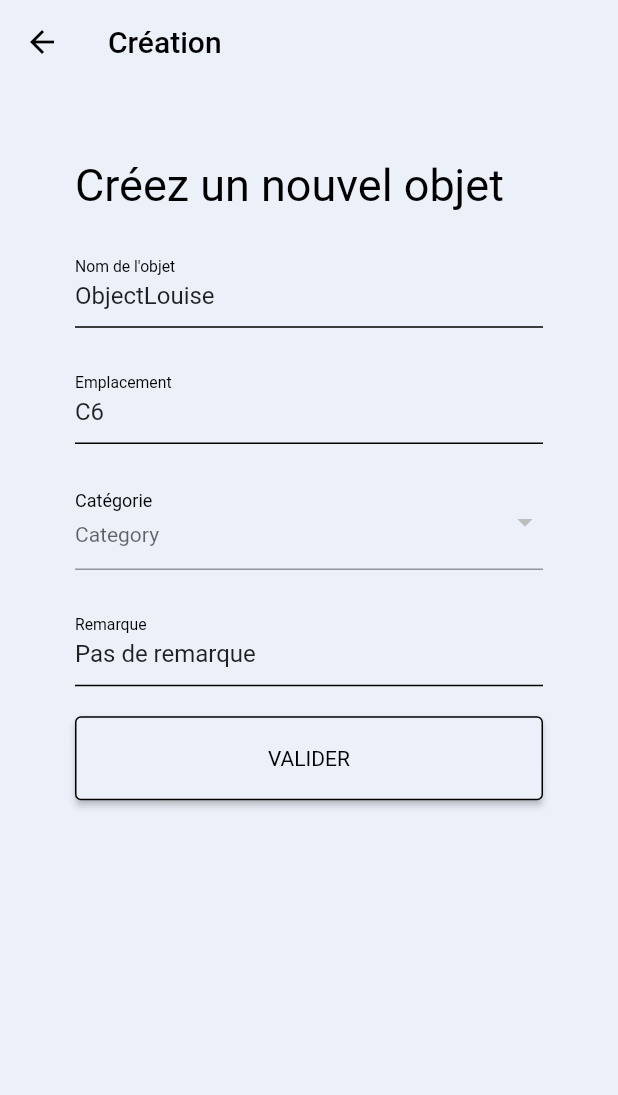
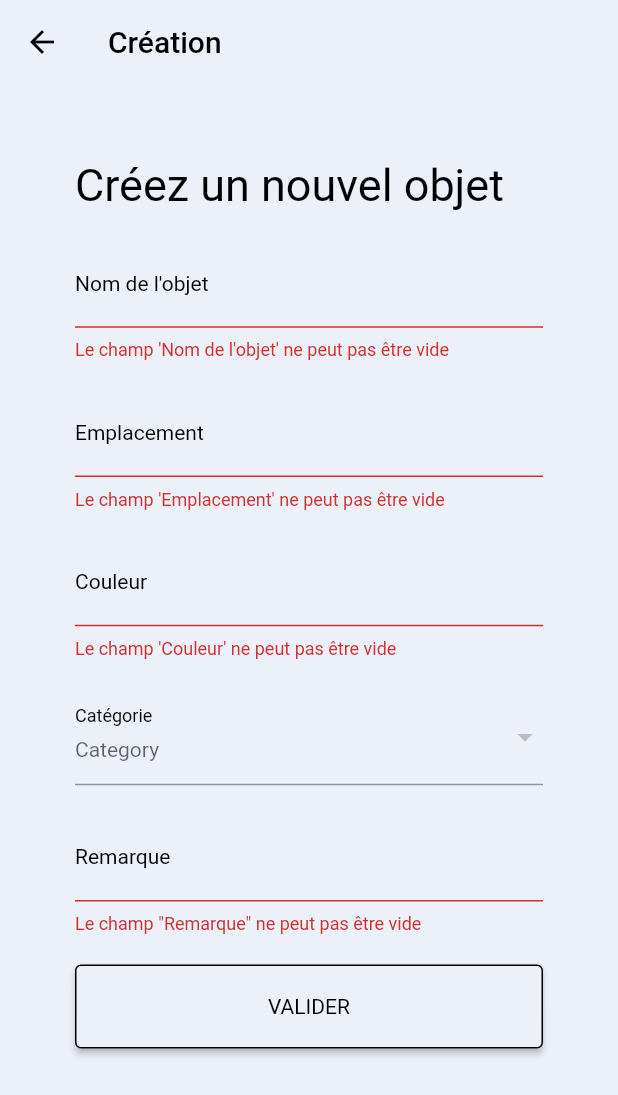
Before and after one commit to khrid/HES_646-2_Projects_GRIMM_Scanner, a Flutter app: the CreateItemScreen screen opened by its route, after a tap on "VALIDER", on a phone screen of 412 x 824 dp. Shown: the top 1095 px of the screen. Run offline on Flutter 3.47's test engine with Material 2 defaults, Android fonts, the phone set to English and light mode, and no system bars; our stand-ins replace cloud_firestore, firebase_auth, firebase_core, qr_flutter; missing offline and left inert: flutter_barcode_scanner; accounts and stored records are empty; Roboto replaces fonts that are missing (Raleway-Regular).

Commit message:
String color ajouté

```diff
--- a/lib/models/grimm_item.dart
+++ b/lib/models/grimm_item.dart
@@ -9,6 +9,9 @@ class GrimmItem {
 
   /// Item location
   String location;
+
+  /// Iteam color
+  String color;
 
   /// Item category
   String idCategory;
@@ -32,6 +35,7 @@ class GrimmItem {
     this.id = "",
     required this.description,
     required this.location,
+    required this.color,
     required this.idCategory,
     required this.available,
     required this.remark,
@@ -45,6 +49,8 @@ class GrimmItem {
         description +
         ",location:" +
         location +
+        ", color:" +
+        color +
         ",category:" +
         idCategory +
         ",remark:" +
@@ -59,6 +65,7 @@ class GrimmItem {
           id: json.id,
           description: (json.data()!['description'] ?? "-"),
           location: (json.data()!['location'] ?? "-"),
+          color: (json.data()!['color'] ?? "-"),
           idCategory: (json.data()!['idCategory'] ?? "").toString().trim(),
           remark: (json.data()!['remark'] ?? "-"),
           available: (json.data()!['available'] ?? false),
@@ -70,6 +77,7 @@ class GrimmItem {
       //'id': id,
       'description': description,
       'location': location,
+      'color': color,
       'idCategory': idCategory,
       'remark': remark,
       'available': available
@@ -80,7 +88,7 @@ class GrimmItem {
     await FirebaseFirestore.instance.collection("items").doc(id).set(toJson());
   }
 
-    Future<void> saveToFirestore() async {
+  Future<void> saveToFirestore() async {
     await FirebaseFirestore.instance.collection("items").add(toJson());
   }
 
@@ -90,8 +98,8 @@ class GrimmItem {
         await FirebaseFirestore.instance.collection("items").doc(id).get();
     if (snap.exists) {
       description = (snap.data()!["description"] ?? "");
-      location =
-          (snap.data()!["location"] ?? "-");
+      location = (snap.data()!["location"] ?? "-");
+      color = (snap.data()!["color"] ?? "-");
       idCategory = (snap.data()!["idCategory"] ?? "");
       remark = (snap.data()!["remark"] ?? "-");
       available = (snap.data()!["available"] ?? false);
--- a/lib/pages/create_item.dart
+++ b/lib/pages/create_item.dart
@@ -15,14 +15,16 @@ class CreateItemScreen extends StatefulWidget {
 
 class _CreateItemState extends State<CreateItemScreen> {
   final _key = GlobalKey<FormState>();
-  TextEditingController descriptionController = TextEditingController(
-      text: "ObjectLouise"); // controlleur de la description
+  TextEditingController descriptionController =
+      TextEditingController(); // controlleur de la description
   TextEditingController locationController =
-      TextEditingController(text: "C6"); // controlleur du email
+      TextEditingController(); // controlleur du email
+  TextEditingController colorController =
+      TextEditingController(); //Controller de la color
   TextEditingController categorieController =
       TextEditingController(); // controlleur de la catégorie
-  TextEditingController remarkController = TextEditingController(
-      text: "Pas de remarque"); // controlleur de la remarque
+  TextEditingController remarkController =
+      TextEditingController(); // controlleur de la remarque
 
   String dropdownValue = "Non défini";
 
@@ -32,6 +34,7 @@ class _CreateItemState extends State<CreateItemScreen> {
         //id: "id",
         description: "description",
         location: "location",
+        color: "color",
         idCategory: "idCategory",
         available: true,
         remark: "remark");
@@ -103,6 +106,38 @@ class _CreateItemState extends State<CreateItemScreen> {
               },
               decoration: const InputDecoration(
                 labelText: 'Emplacement',
+                labelStyle: TextStyle(
+                  fontFamily: "Raleway-Regular",
+                  fontSize: 14.0,
+                  color: Colors.black,
+                ),
+                enabledBorder: UnderlineInputBorder(
+                  borderSide: BorderSide(
+                    color: Colors.black,
+                  ),
+                ),
+                focusedBorder: UnderlineInputBorder(
+                  borderSide: BorderSide(
+                    color: Colors.black,
+                  ),
+                ),
+              ),
+              textInputAction: TextInputAction.next,
+              cursorColor: Theme.of(context).backgroundColor,
+            ),
+            const SizedBox(
+              height: 20,
+            ),
+            TextFormField(
+              controller: colorController,
+              validator: (value) {
+                if (value == null || value.isEmpty) {
+                  return "Le champ 'Couleur' ne peut pas être vide";
+                } else
+                  return null;
+              },
+              decoration: const InputDecoration(
+                labelText: 'Couleur',
                 labelStyle: TextStyle(
                   fontFamily: "Raleway-Regular",
                   fontSize: 14.0,
@@ -251,6 +286,7 @@ class _CreateItemState extends State<CreateItemScreen> {
                       GrimmItem item = GrimmItem(
                           description: descriptionController.text,
                           location: locationController.text,
+                          color: colorController.text,
                           remark: remarkController.text,
                           idCategory: await getIdForCategoryName(dropdownValue),
                           available: true);
```
Also changed, not shown: lib/pages/edit_item.dart (+40 -2 lines), lib/pages/items_detail.dart (+15 -1 lines).
